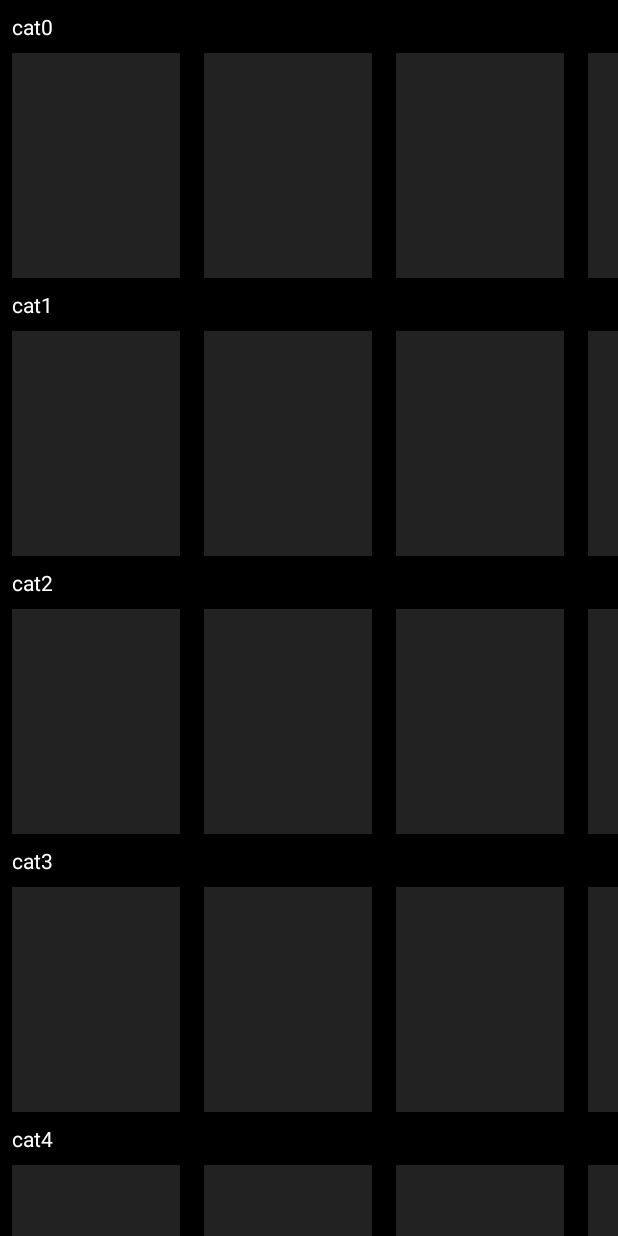
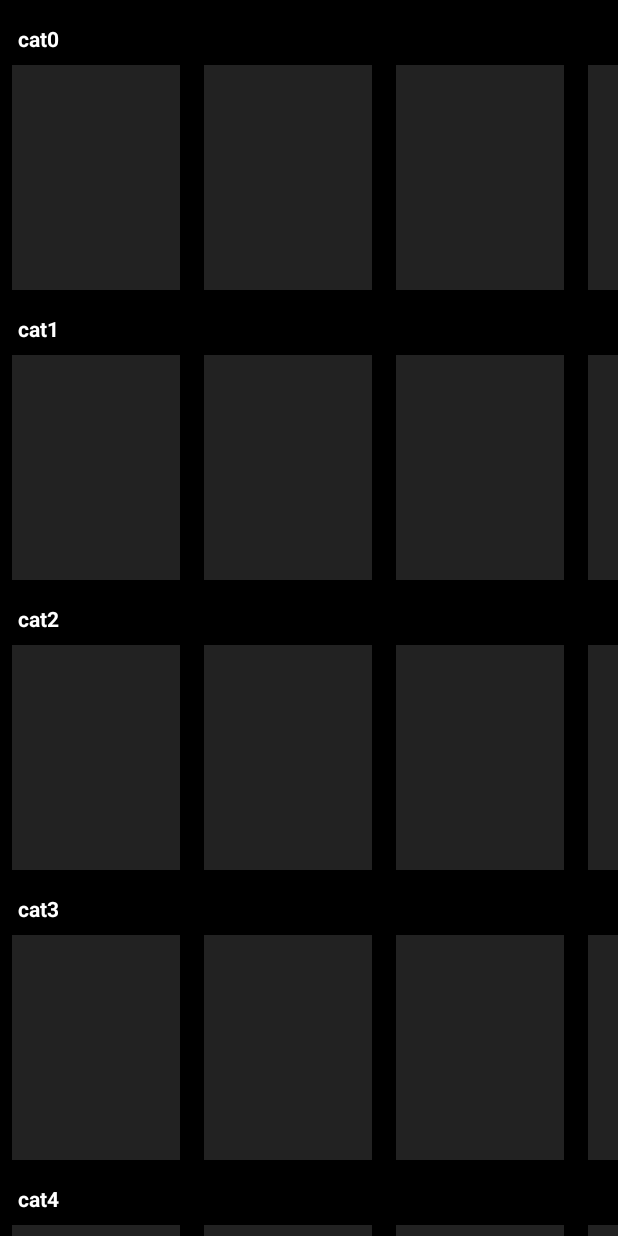
Before and after one commit to danilovalerio/xilften_movies_android, an Android app: the screen it shows after launch (MainActivity), on a phone screen of 412 x 824 dp. Run offline under Robolectric (Android 15) with nearby library versions, the phone set to English and light mode, and no system bars.

Commit message:
Correções básicas visuais

```diff
--- a/app/src/main/res/layout/category_item.xml
+++ b/app/src/main/res/layout/category_item.xml
@@ -11,8 +11,9 @@
         android:layout_width="wrap_content"
         android:layout_height="wrap_content"
         android:text="Aventura"
-        android:layout_marginStart="8dp"
-        android:layout_marginTop="8dp"
+        android:textStyle="bold"
+        android:layout_marginStart="12dp"
+        android:layout_marginTop="16dp"
         app:layout_constraintTop_toTopOf="parent"
         app:layout_constraintStart_toStartOf="parent"
         android:background="@android:color/black"
@@ -23,6 +24,7 @@
         android:layout_width="match_parent"
         android:layout_height="150dp"
         android:layout_marginTop="8dp"
+        android:clipToPadding="false"
         app:layout_constraintStart_toStartOf="parent"
         app:layout_constraintEnd_toEndOf="parent"
         app:layout_constraintTop_toBottomOf="@id/text_view_title"
```
